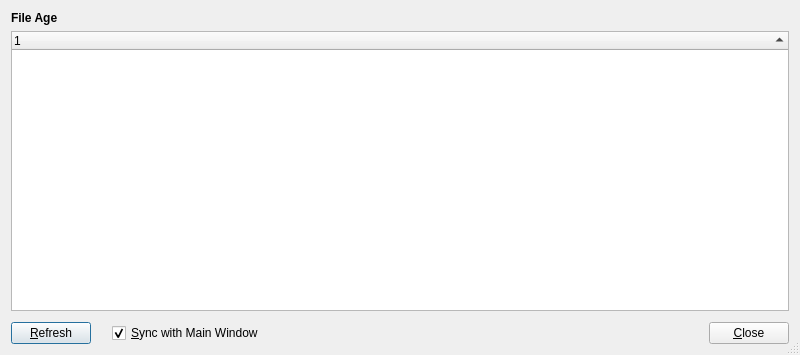
Above: src/file-age-stats-window.ui from shundhammer/qdirstat before the change. Below: the same form after it.
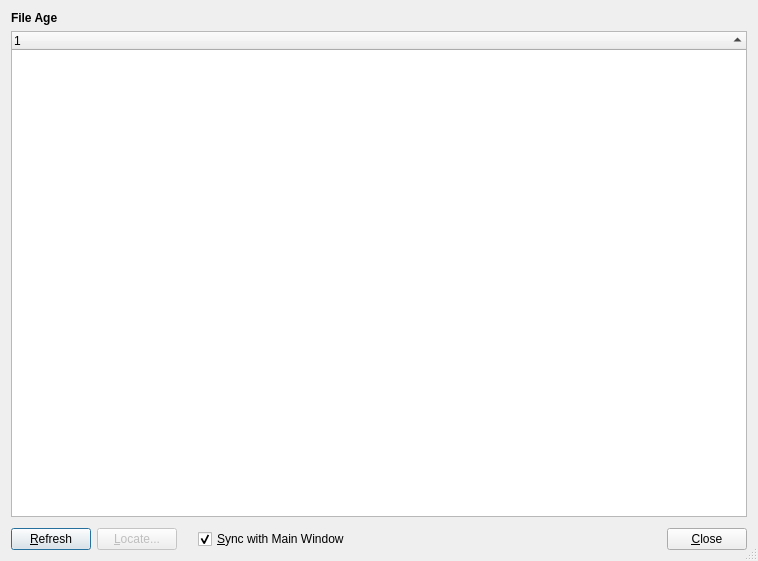
That is the form after the change.

Commit message: Added 'Locate' button in file age stats

Diff of the .ui file:
```diff
--- a/src/file-age-stats-window.ui
+++ b/src/file-age-stats-window.ui
@@ -6,8 +6,8 @@
    <rect>
     <x>0</x>
     <y>0</y>
-    <width>800</width>
-    <height>355</height>
+    <width>758</width>
+    <height>561</height>
    </rect>
   </property>
   <property name="windowTitle">
@@ -60,6 +60,19 @@
        </property>
       </widget>
      </item>
+     <item>
+      <widget class="QPushButton" name="locateButton">
+       <property name="enabled">
+        <bool>false</bool>
+       </property>
+       <property name="toolTip">
+        <string>&lt;html&gt;&lt;head/&gt;&lt;body&gt;&lt;p&gt;Locate the files from that year&lt;/p&gt;&lt;p&gt;(only if no more than 1000)&lt;/p&gt;&lt;/body&gt;&lt;/html&gt;</string>
+       </property>
+       <property name="text">
+        <string>&amp;Locate...</string>
+       </property>
+      </widget>
+     </item>
      <item>
       <spacer name="syncSpacer">
        <property name="orientation">
```
Left out of the diff: 10 changed lines with no effect on the pictures. The commit also changes 7 other files.
